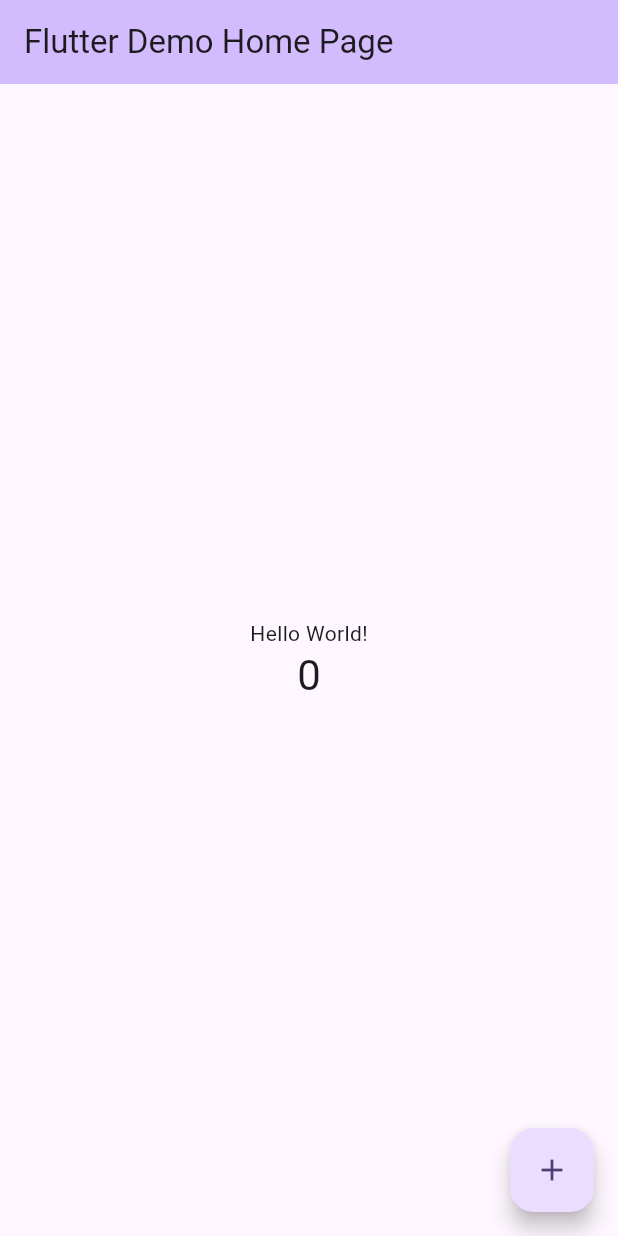
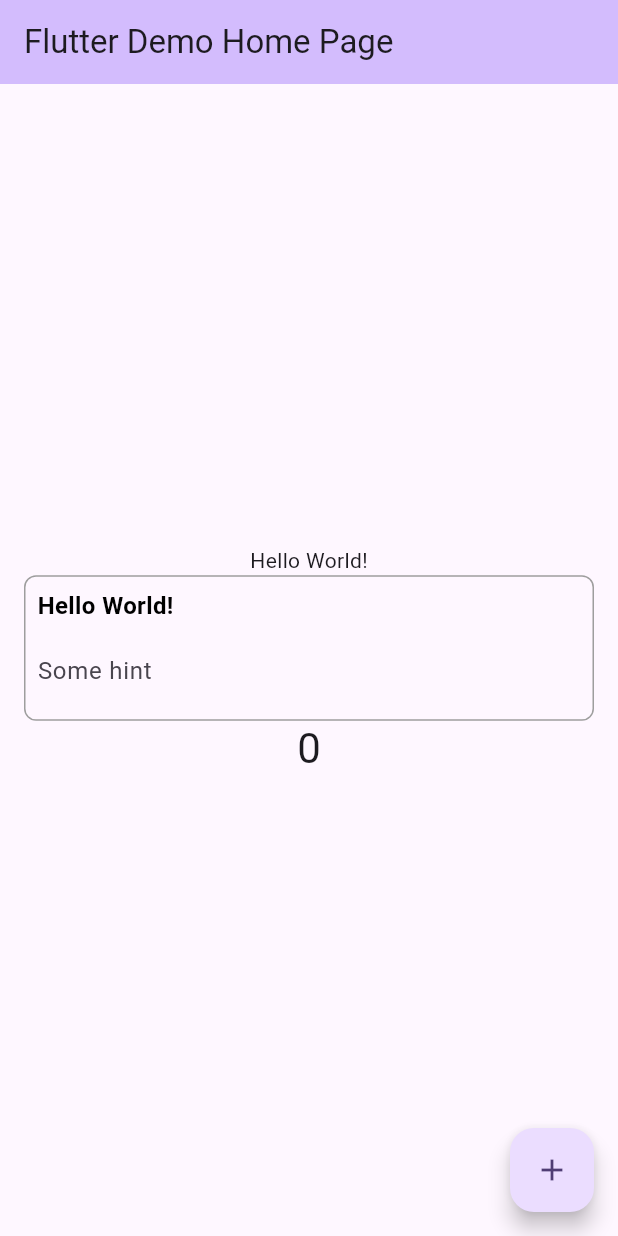
Before and after one commit to flarebyte/suricatta-sapiens, a Flutter app: the screen it shows after launch, on a phone screen of 412 x 824 dp. Run offline on Flutter 3.47's test engine with Material 2 defaults, Android fonts, the phone set to English and light mode, and no system bars; generated files the repository leaves out were written again.

Commit message:
Adds a text widget and integrate it

```diff
--- a/apps/app4152964/lib/main.dart
+++ b/apps/app4152964/lib/main.dart
@@ -1,3 +1,4 @@
+import 'package:app4152964/widgets/suricatta_text_widget.dart';
 import 'package:flutter/material.dart';
 import 'package:flutter_gen/gen_l10n/app_localizations.dart';
 
@@ -44,6 +45,7 @@ class MyHomePage extends StatefulWidget {
 
 class _MyHomePageState extends State<MyHomePage> {
   int _counter = 0;
+  final myTextController = TextEditingController();
 
   void _incrementCounter() {
     setState(() {
@@ -96,6 +98,16 @@ class _MyHomePageState extends State<MyHomePage> {
             Text(
             AppLocalizations.of(context)!.helloWorld
             ),
+            SuricattaTextField(
+                label: AppLocalizations.of(context)!.helloWorld,
+                hint: 'Some hint',
+                controller: myTextController,
+                validator: (value) {
+                  if (value == null || value.isEmpty) {
+                    return 'Please enter some text';
+                  }
+                  return null;
+                }),
             Text(
               '$_counter',
               style: Theme.of(context).textTheme.headlineMedium,
@@ -110,4 +122,11 @@ class _MyHomePageState extends State<MyHomePage> {
       ), // This trailing comma makes auto-formatting nicer for build methods.
     );
   }
+
+  @override
+  void dispose() {
+    // Clean up the controller when the widget is disposed.
+    myTextController.dispose();
+    super.dispose();
+  }
 }
--- a/apps/app4152964/lib/widgets/suricatta_text_widget.dart
+++ b/apps/app4152964/lib/widgets/suricatta_text_widget.dart
@@ -1,7 +1,8 @@
 import 'package:flutter/material.dart';
 
 class SuricattaTextField extends StatefulWidget {
-  SuricattaTextField({
+  const SuricattaTextField({
+    super.key,
     required this.label,
     required this.hint,
     required this.controller,
@@ -14,10 +15,10 @@ class SuricattaTextField extends StatefulWidget {
   final String? Function(String?) validator;
 
   @override
-  _SuricattaTextFieldState createState() => _SuricattaTextFieldState();
+  SuricattaTextFieldState createState() => SuricattaTextFieldState();
 }
 
-class _SuricattaTextFieldState extends State<SuricattaTextField> {
+class SuricattaTextFieldState extends State<SuricattaTextField> {
   @override
   Widget build(BuildContext context) {
     return Container(
@@ -32,13 +33,13 @@ class _SuricattaTextFieldState extends State<SuricattaTextField> {
         children: [
           Text(
             widget.label,
-            style: TextStyle(
+            style: const TextStyle(
               fontSize: 16,
               fontWeight: FontWeight.bold,
               color: Colors.black,
             ),
           ),
-          SizedBox(height: 8),
+          const SizedBox(height: 8),
           TextFormField(
             controller: widget.controller,
             decoration: InputDecoration(
```
